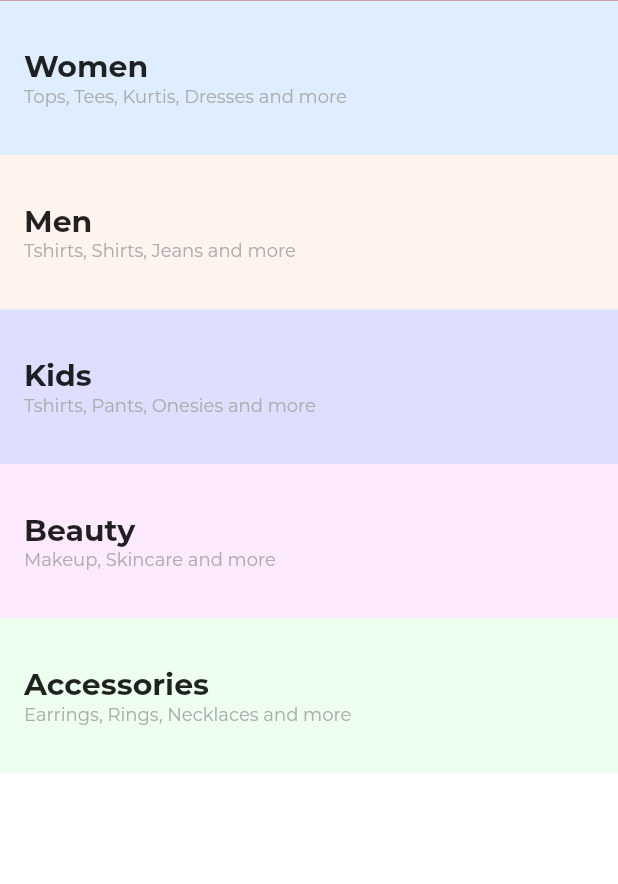
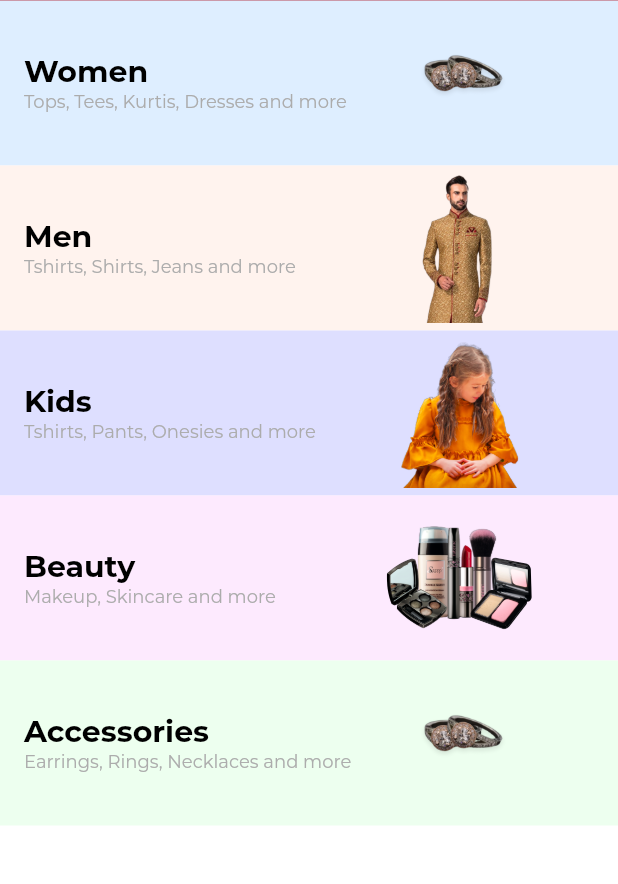
Before and after one commit to smellycloud/relove, a Flutter app: the CategoriesScreen screen opened by its route, on a phone screen of 412 x 824 dp, the part 97-981 px from its top. Run offline on Flutter 3.47's test engine with Material 2 defaults, Android fonts, the phone set to English and light mode, and no system bars; our stand-ins replace cloud_firestore, firebase_auth, firebase_core, flutter_svg, font_awesome_flutter, get and 2 more; accounts and stored records are empty.

Commit message:
refactor categories screen

```diff
--- a/lib/data/category_data.dart
+++ b/lib/data/category_data.dart
@@ -2,7 +2,7 @@ import 'package:relove/models/category.dart';
 import 'package:flutter/material.dart';
 import 'package:relove/screens/categories/categories_screen.dart';
 
-var categoryData = [
+List<Category> _categoryData = [
   Category(
     id: '0',
     title: 'All',
@@ -35,7 +35,7 @@ var categoryData = [
     title: 'Men',
     subtext: "Tshirts, Shirts, Jeans and more",
     onTapNavigation: () {},
-    imageUrl: "assets/category_images/accessories.png",
+    imageUrl: "assets/category_images/men.png",
     bubbleImageUrl: "assets/category_bubble_images/men.png",
     color: const Color(0xFFFFF3EE),
   ),
@@ -44,7 +44,7 @@ var categoryData = [
     title: 'Kids',
     subtext: "Tshirts, Pants, Onesies and more",
     onTapNavigation: () {},
-    imageUrl: "assets/category_images/accessories.png",
+    imageUrl: "assets/category_images/kids.png",
     bubbleImageUrl: "assets/category_bubble_images/kids.png",
     color: const Color(0xFFDEDFFF),
   ),
@@ -53,7 +53,7 @@ var categoryData = [
     title: 'Beauty',
     subtext: "Makeup, Skincare and more",
     onTapNavigation: () {},
-    imageUrl: "assets/category_images/accessories.png",
+    imageUrl: "assets/category_images/beauty.png",
     bubbleImageUrl: "assets/category_bubble_images/beauty.png",
     color: const Color(0xFFFDEAFE),
   ),
@@ -68,6 +68,19 @@ var categoryData = [
   ),
 ];
 
-get categoryDataLength {
-  categoryData.length;
+get categoriesCount {
+  if(_categoryData.isEmpty) {
+    return 0;
+  } else {
+    return _categoryData.length;
+  }
 }
+
+categoryData(int index) {
+  if(index < categoriesCount) {
+    return _categoryData[index];
+  }
+  else {
+    return null;
+  }
+}
--- a/lib/screens/categories/categories_screen.dart
+++ b/lib/screens/categories/categories_screen.dart
@@ -44,71 +44,80 @@ class _CategoriesScreenState extends State<CategoriesScreen> {
         actions: appbarActions,
       ),
       body: ListView.builder(
-        itemCount: categoryData.length - 1,
+        shrinkWrap: false,
+        itemCount: categoriesCount - 1,
         scrollDirection: Axis.vertical,
         itemBuilder: (context, index) {
-          return Container(
-            color: categoryData[index + 1].color,
-            child: Row(
+          return ExpansionTile(
+            title: Row(
               mainAxisAlignment: MainAxisAlignment.spaceBetween,
-              crossAxisAlignment: CrossAxisAlignment.start,
               children: [
                 Column(
+                  crossAxisAlignment: CrossAxisAlignment.start,
                   mainAxisAlignment: MainAxisAlignment.center,
-                  crossAxisAlignment: CrossAxisAlignment.start,
                   children: [
-                    Padding(
-                      padding: const EdgeInsets.only(left: 16.0, right: 16.0, top: 32.0),
-                      child: Text(
-                        categoryData[index + 1].title,
-                        style: const TextStyle(
-                            fontSize: 20.0, fontWeight: FontWeight.w600),
-                      ),
+                    Text(
+                      categoryData(index + 1).title,
+                      style: const TextStyle(
+                          fontSize: 20.0, fontWeight: FontWeight.w600),
                     ),
-                    Padding(
-                      padding: const EdgeInsets.only(left: 16.0, right: 16.0, bottom: 32.0),
-                      child: Text(
-                        categoryData[index + 1].subtext!,
-                        style: const TextStyle(
-                          fontSize: 12.0,
-                          color: kLightSubtextColor
-                        ),
-                      ),
+                    Text(
+                      categoryData(index + 1).subtext!,
+                      style: const TextStyle(
+                          fontSize: 12.0, color: kLightSubtextColor),
                     ),
                   ],
                 ),
+                Image.asset(
+                  categoryData(index + 1).imageUrl!,
+                  height: 100,
+                  width: 100,
+                  // fit: BoxFit.contain,
+                  // alignment: Alignment.bottomCenter,
+                ),
               ],
             ),
+            iconColor: Colors.transparent,
+            collapsedIconColor: Colors.transparent,
+            backgroundColor: categoryData(index + 1).color,
+            collapsedBackgroundColor: categoryData(index + 1).color,
+            collapsedTextColor: kDarkTextColor,
+            textColor: kDarkTextColor,
+            // children: [
+            //   Row(
+            //     mainAxisAlignment: MainAxisAlignment.spaceBetween,
+            //     crossAxisAlignment: CrossAxisAlignment.start,
+            //     children: [
+            //       Column(
+            //         mainAxisAlignment: MainAxisAlignment.center,
+            //         crossAxisAlignment: CrossAxisAlignment.start,
+            //         children: [
+            //           Padding(
+            //             padding: const EdgeInsets.only(
+            //                 left: 16.0, right: 16.0, top: 32.0),
+            //             child: Text(
+            //               categoryData[index + 1].title,
+            //               style: const TextStyle(
+            //                   fontSize: 20.0, fontWeight: FontWeight.w600),
+            //             ),
+            //           ),
+            //           Padding(
+            //             padding: const EdgeInsets.only(
+            //                 left: 16.0, right: 16.0, bottom: 32.0),
+            //             child: Text(
+            //               categoryData[index + 1].subtext!,
+            //               style: const TextStyle(
+            //                   fontSize: 12.0, color: kLightSubtextColor),
+            //             ),
+            //           ),
+            //         ],
+            //       ),
+            //     ],
+            //   ),
+            // ],
           );
         },
       ),
     );
   }
 }
-
-// body: ListView.builder(
-// itemCount: categoryData.length - 1,
-// scrollDirection: Axis.vertical,
-// itemBuilder: (context, index) {
-// return Container(
-// color: categoryData[index + 1].color,
-// width: MediaQuery.of(context).size.width,
-// height:
-// MediaQuery.of(context).size.height / categoryData.length - 1,
-// child: Row(
-// mainAxisAlignment: MainAxisAlignment.start,
-// crossAxisAlignment: CrossAxisAlignment.center,
-// children: [
-// Column(
-// mainAxisAlignment: MainAxisAlignment.center,
-// crossAxisAlignment: CrossAxisAlignment.start,
-// children: [
-// Text(categoryData[index + 1].title),
-// Text(categoryData[index + 1].subtext!),
-// ],
-// ),
-// ],
-// ),
-// );
-// },
-// ),
--- a/lib/screens/home/home_screen_components.dart
+++ b/lib/screens/home/home_screen_components.dart
@@ -22,11 +22,11 @@ class HomeScreenComponents extends StatelessWidget {
             height: 120.0,
             child: ListView.builder(
               scrollDirection: Axis.horizontal,
-              itemCount: categoryData.length,
+              itemCount: categoriesCount,
               itemBuilder: (context, index) {
                 return CategoryBubble(
-                  categoryTitle: categoryData[index].title,
-                  bubbleImageUrl: categoryData[index].bubbleImageUrl!,
+                  categoryTitle: categoryData(index).title,
+                  bubbleImageUrl: categoryData(index).bubbleImageUrl!,
                   onTap: () {
                     Navigator.pushNamed(context, CategoriesScreen.id);
                   },
```
